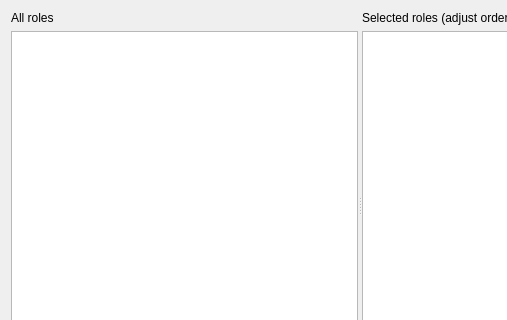
First picture: the form in shvspy/src/dlgselectroles.ui, repository silicon-heaven/shvspy, before the edit; both pictures show x 0 to 507 and y 0 to 320 of the 760 by 458 pixel window.
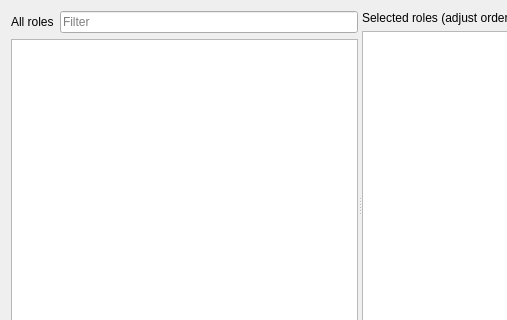
Second picture: the form after the edit. Icons and pictures are not drawn.

Commit message: Select roles dialog: add filter to roles list

```diff
--- a/shvspy/src/dlgselectroles.ui
+++ b/shvspy/src/dlgselectroles.ui
@@ -22,11 +22,25 @@
      <widget class="QWidget" name="">
       <layout class="QVBoxLayout" name="verticalLayout_2">
        <item>
+        <layout class="QHBoxLayout" name="horizontalLayoutFilter">
+         <item>
         <widget class="QLabel" name="label">
          <property name="text">
           <string>All roles</string>
          </property>
         </widget>
+         </item>
+         <item>
+          <widget class="QLineEdit" name="leFilter">
+           <property name="placeholderText">
+            <string>Filter</string>
+           </property>
+           <property name="clearButtonEnabled">
+            <bool>true</bool>
+           </property>
+          </widget>
+         </item>
+        </layout>
        </item>
        <item>
         <widget class="QTreeView" name="tvRoles">
```
Lines whose indentation alone changed are shown as unchanged. The commit also changes 2 other files.
